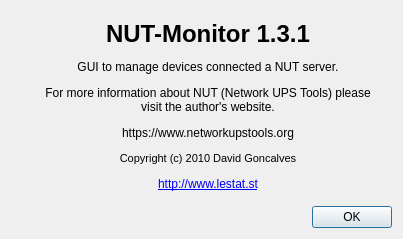
Above: scripts/python/app/ui/aboutdialog1.ui from Challado/nut before the change. Below: the same form after it.
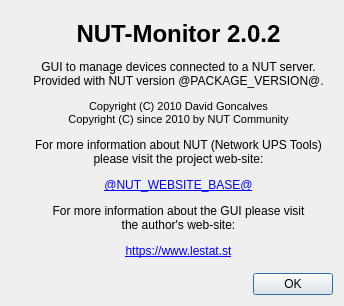
That is the form after the change.

Commit message:
Merge pull request #2845 from jimklimov/nut-monitor-about
NUT-Monitor: report NUT version and website for this build in About dialog

SVN-Git-Bridge: nut-3e341d2d9c-3fc79f1e8124 81af5f2adcab7d4885a2e8a0a8a082217728321f
Bridge-Author: Jim Klimov <jimklimov+nut@gmail.com>
Bridge-Author-Date: 2025-03-13T12:56:30+01:00
Bridge-Committer: GitHub <noreply@github.com>
Bridge-Committer-Date: 2025-03-13T12:56:30+01:00

```diff
--- a/scripts/python/app/ui/aboutdialog1.ui
+++ b/scripts/python/app/ui/aboutdialog1.ui
@@ -31,12 +31,17 @@
          </sizepolicy>
         </property>
         <property name="text">
-         <string>&lt;h1&gt;NUT-Monitor 1.3.1&lt;/h1&gt;
-&lt;p&gt;GUI to manage devices connected a NUT server.&lt;/p&gt;
-&lt;p&gt;For more information about NUT (Network UPS Tools) please visit the author's website.&lt;/p&gt;
-&lt;p style=&quot;margin-bottom: 1.5em&quot;&gt;https://www.networkupstools.org&lt;/p&gt;
-&lt;p style=&quot; font-size:8pt;&quot;&gt;Copyright (c) 2010 David Goncalves&lt;/p&gt;
-&lt;p&gt;&lt;a href=&quot;http://www.lestat.st/informatique/projets/nut-monitor-en&quot;&gt;http://www.lestat.st&lt;/a&gt;&lt;/p&gt;</string>
+         <string>&lt;h1&gt;NUT-Monitor 2.0.2&lt;/h1&gt;
+&lt;p&gt;GUI to manage devices connected to a NUT server.&lt;br/&gt;
+Provided with NUT version @PACKAGE_VERSION@.&lt;/p&gt;
+&lt;p style=&quot; font-size:8pt;&quot;&gt;Copyright (C) 2010 David Goncalves&lt;br/&gt;
+Copyright (C) since 2010 by NUT Community&lt;/p&gt;
+&lt;p&gt;For more information about NUT (Network UPS Tools)&lt;br/&gt;
+please visit the project web-site:&lt;/p&gt;
+&lt;p style=&quot;margin-bottom: 1.5em&quot;&gt;&lt;a href=&quot;@NUT_WEBSITE_BASE@&quot;&gt;@NUT_WEBSITE_BASE@&lt;/a&gt;&lt;/p&gt;
+&lt;p&gt;For more information about the GUI please visit&lt;br/&gt;
+the author's web-site:&lt;/p&gt;
+&lt;p&gt;&lt;a href=&quot;https://www.lestat.st/en/informatique/projets/nut-monitor&quot;&gt;https://www.lestat.st&lt;/a&gt;&lt;/p&gt;</string>
         </property>
         <property name="textFormat">
          <enum>Qt::RichText</enum>
```
The commit also changes 15 other files.
